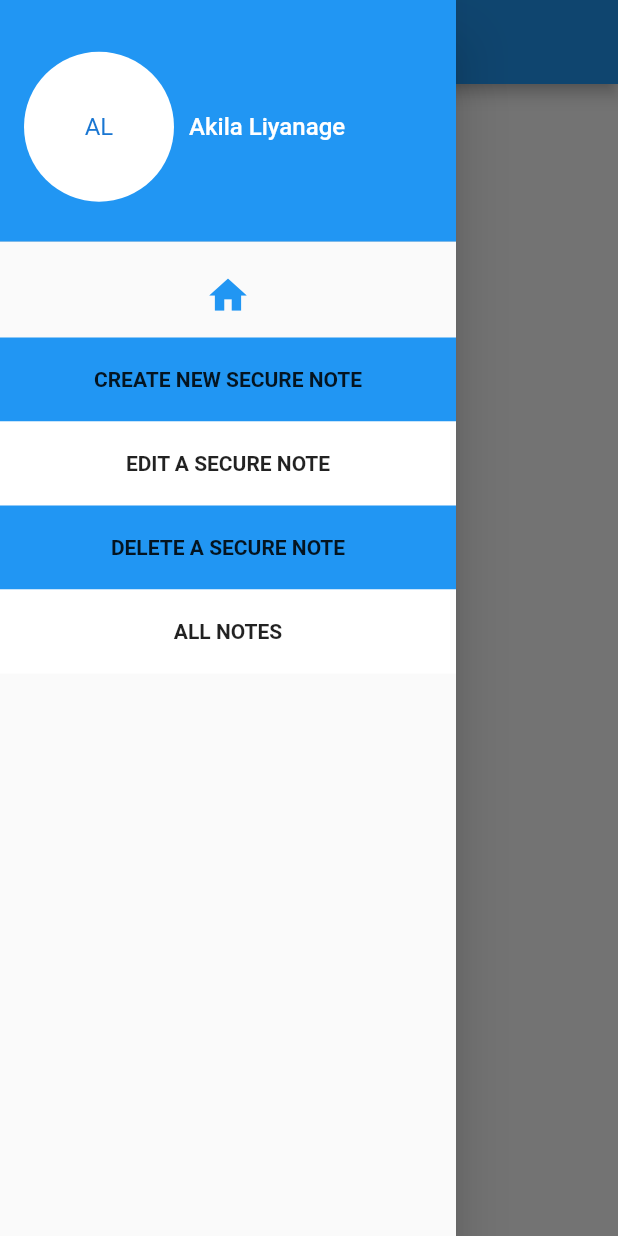
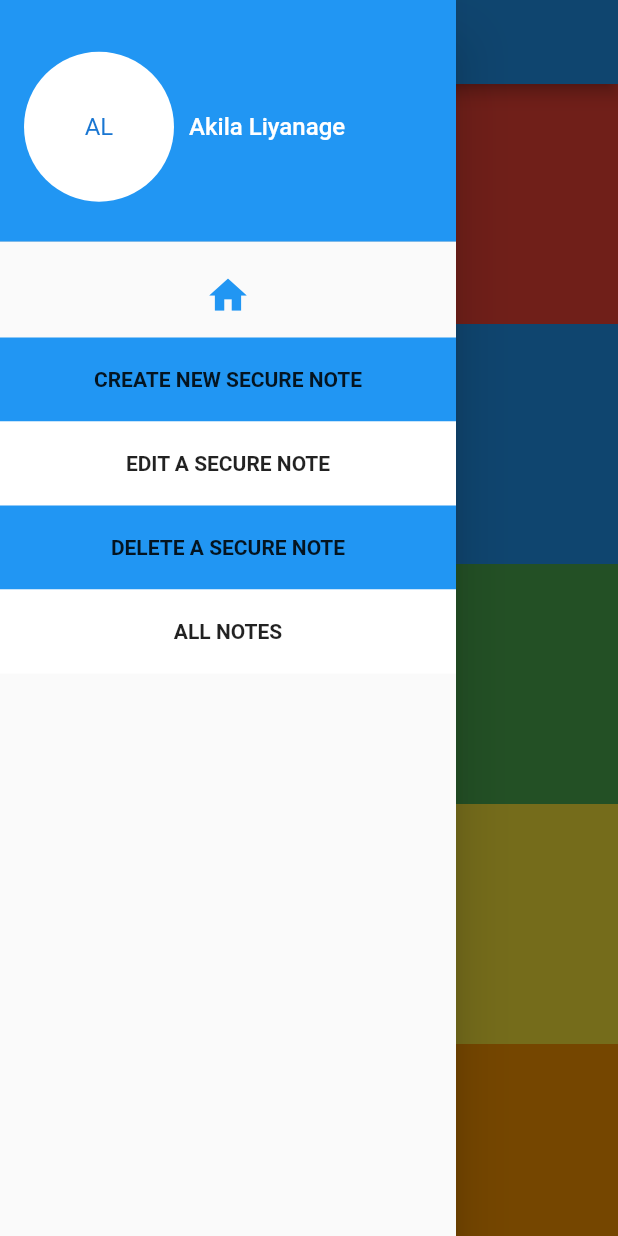
Before and after one commit to akilaliyanage/save_my_pin, a Flutter app: the screen it shows after launch, with the side drawer open, on a phone screen of 412 x 824 dp. Run offline on Flutter 3.47's test engine with Material 2 defaults, Android fonts, the phone set to English and light mode, and no system bars; our stand-ins replace flutter_tags, splashscreen; missing offline and left inert: animate_icons.

Commit message:
secure notes home page

```diff
--- /dev/null
+++ b/lib/pages/akila/nab_bar_custom.dart
@@ -0,0 +1,103 @@
+import 'package:flutter/material.dart';
+import 'package:flutter/widgets.dart';
+
+// ignore: camel_case_types
+class navBarCustom extends StatelessWidget {
+  const navBarCustom({
+    Key? key,
+  }) : super(key: key);
+
+  @override
+  Widget build(BuildContext context) {
+    return Drawer(
+      child: ListView(
+        padding: EdgeInsets.zero,
+        children: [
+          DrawerHeader(
+              decoration: const BoxDecoration(
+                color: Colors.blue,
+              ),
+              child: Center(
+                child: Row(
+                  children: const [
+                    CircleAvatar(
+                      backgroundColor: Color.fromARGB(255, 255, 255, 255),
+                      child: Text('AL'),
+                      radius: 50,
+                    ),
+                    SizedBox(
+                      width: 10,
+                    ),
+                    Expanded(
+                      flex: 6,
+                      child: Text(
+                        "Akila Liyanage",
+                        style: TextStyle(
+                          color: Colors.white,
+                          fontSize: 16,
+                        ),
+                      ),
+                    ),
+                  ],
+                ),
+              )),
+          ListTile(
+            title: Center(
+              child: RichText(
+                text: const TextSpan(
+                  // ignore: prefer_const_literals_to_create_immutables
+                  children: [
+                    WidgetSpan(
+                      child: Icon(
+                        Icons.home,
+                        size: 30,
+                        color: Colors.blue,
+                      ),
+                    ),
+                  ],
+                ),
+              ),
+            ),
+            onTap: () => {},
+          ),
+          ListTile(
+            tileColor: Colors.blue,
+            title: const Center(
+                child: Text(
+              "CREATE NEW SECURE NOTE",
+              style: TextStyle(fontWeight: FontWeight.bold),
+            )),
+            onTap: () => {},
+          ),
+          ListTile(
+            tileColor: Colors.white,
+            title: const Center(
+                child: Text(
+              "EDIT A SECURE NOTE",
+              style: TextStyle(fontWeight: FontWeight.bold),
+            )),
+            onTap: () => {},
+          ),
+          ListTile(
+            tileColor: Colors.blue,
+            title: const Center(
+                child: Text(
+              "DELETE A SECURE NOTE",
+              style: TextStyle(fontWeight: FontWeight.bold),
+            )),
+            onTap: () => {},
+          ),
+          ListTile(
+            tileColor: Colors.white,
+            title: const Center(
+                child: Text(
+              "ALL NOTES",
+              style: TextStyle(fontWeight: FontWeight.bold),
+            )),
+            onTap: () => {},
+          )
+        ],
+      ),
+    );
+  }
+}
--- a/lib/pages/akila/secure_notes_home.dart
+++ b/lib/pages/akila/secure_notes_home.dart
@@ -1,4 +1,6 @@
 import 'package:flutter/material.dart';
+import 'package:flutter_tags/flutter_tags.dart';
+import 'package:save_my_pin/pages/akila/nab_bar_custom.dart';
 import 'package:splashscreen/splashscreen.dart';
 import 'package:animate_icons/animate_icons.dart';
 
@@ -11,105 +13,38 @@ class secure_notes_home extends StatefulWidget {
 
 // ignore: camel_case_types
 class _secure_notes_homeState extends State<secure_notes_home> {
+  List pins = [];
   @override
   Widget build(BuildContext context) {
     return Scaffold(
       appBar: AppBar(title: const Text("SECURE NOTES")),
-      drawer: Drawer(
-        child: ListView(
-          padding: EdgeInsets.zero,
-          children: [
-            DrawerHeader(
-                decoration: const BoxDecoration(
+      drawer: const navBarCustom(),
+      body: ListView(
+        // This next line does the trick.
+        scrollDirection: Axis.vertical,
+        children: <Widget>[
+          Container(
+            height: 160.0,
+            color: Colors.red,
+          ),
+          Container(
+            height: 160.0,
             color: Colors.blue,
           ),
-                child: Center(
-                  child: Row(
-                    children: const [
-                      CircleAvatar(
-                        backgroundColor: Color.fromARGB(255, 255, 255, 255),
-                        child: Text('AL'),
-                        radius: 50,
+          Container(
+            height: 160.0,
+            color: Colors.green,
           ),
-                      SizedBox(
-                        width: 10,
+          Container(
+            height: 160.0,
+            color: Colors.yellow,
           ),
-                      Expanded(
-                        flex: 6,
-                        child: Text(
-                          "Akila Liyanage",
-                          style: TextStyle(
-                            color: Colors.white,
-                            fontSize: 16,
-                          ),
-                        ),
+          Container(
+            height: 160.0,
+            color: Colors.orange,
           ),
         ],
       ),
-                )),
-            ListTile(
-              title: Center(
-                child: RichText(
-                  text: const TextSpan(
-                    // ignore: prefer_const_literals_to_create_immutables
-                    children: [
-                      WidgetSpan(
-                        child: Icon(
-                          Icons.home,
-                          size: 30,
-                          color: Colors.blue,
-                        ),
-                      ),
-                    ],
-                  ),
-                ),
-              ),
-              onTap: () => {},
-            ),
-            ListTile(
-              tileColor: Colors.blue,
-              title: const Center(
-                  child: Text(
-                "CREATE NEW SECURE NOTE",
-                style: TextStyle(fontWeight: FontWeight.bold),
-              )),
-              onTap: () => {},
-            ),
-            ListTile(
-              tileColor: Colors.white,
-              title: const Center(
-                  child: Text(
-                "EDIT A SECURE NOTE",
-                style: TextStyle(fontWeight: FontWeight.bold),
-              )),
-              onTap: () => {},
-            ),
-            ListTile(
-              tileColor: Colors.blue,
-              title: const Center(
-                  child: Text(
-                "DELETE A SECURE NOTE",
-                style: TextStyle(fontWeight: FontWeight.bold),
-              )),
-              onTap: () => {},
-            ),
-            ListTile(
-              tileColor: Colors.white,
-              title: const Center(
-                  child: Text(
-                "ALL NOTES",
-                style: TextStyle(fontWeight: FontWeight.bold),
-              )),
-              onTap: () => {},
-            )
-          ],
-        ),
-      ),
-      body: const Center(
-          child: Text(
-        "Home page",
-        textScaleFactor: 2,
-      )),
     );
   }
 }
--- a/pubspec.yaml
+++ b/pubspec.yaml
@@ -32,6 +32,7 @@ dependencies:
   splashscreen:
   material_dialogs: ^1.1.1
   animate_icons: ^2.0.0
+  flutter_tags: ^0.4.9+1
 
 
   # The following adds the Cupertino Icons font to your application.
```
Also changed, not shown: pubspec.lock. Lines whose indentation alone changed are shown as unchanged.
